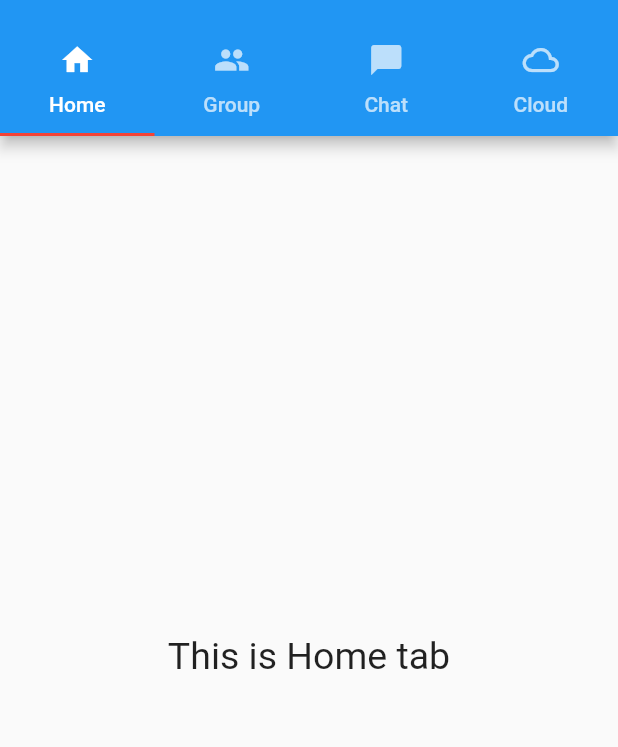
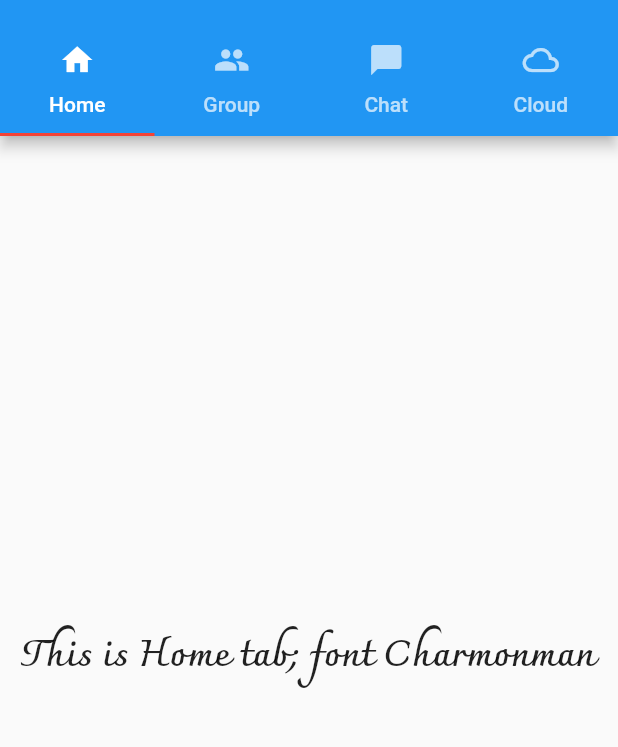
Before and after one commit to dieptran43/Flutter_Learning, a Flutter app: the screen it shows after launch, on a phone screen of 412 x 824 dp, the part 59-806 px from its top. Run offline on Flutter 3.47's test engine with Material 2 defaults, Android fonts, the phone set to English and light mode, and no system bars.

Commit message:
Demo add font on text

```diff
--- a/lib/tab1.dart
+++ b/lib/tab1.dart
@@ -4,8 +4,13 @@ class Tab1 extends StatelessWidget{
   @override
   Widget build(BuildContext context){
     return new Center(
-      child: new Text('This is Home tab',
-      style: new TextStyle(fontSize: 25.0)),
+      child:
+        new Text('This is Home tab; font Charmonman',
+              style: new TextStyle(
+                fontFamily: 'Charmonman',
+                fontSize: 25.0,
+                fontWeight: FontWeight.bold
+              ))
 
     );
   }
--- a/lib/tab3.dart
+++ b/lib/tab3.dart
@@ -7,7 +7,10 @@ class Tab3 extends StatelessWidget {
     return new Center(
       child: new Text(
         "This is Chat Tab",
-        style: new TextStyle(fontSize: 25.0),
+        style: new TextStyle(fontSize: 35.0,
+        fontFamily: 'CrimsonText',
+
+        ),
       ),
     );
   }
```
Also changed, not shown: pubspec.yaml (+10 -11 lines), fonts/Charmonman-Bold.ttf (added), fonts/Charmonman-Regular.ttf (added), fonts/CrimsonText-Bold.ttf (added), fonts/CrimsonText-BoldItalic.ttf (added), fonts/CrimsonText-Italic.ttf (added), fonts/CrimsonText-Regular.ttf (added), fonts/CrimsonText-SemiBold.ttf (added), fonts/CrimsonText-SemiBoldItalic.ttf (added).
